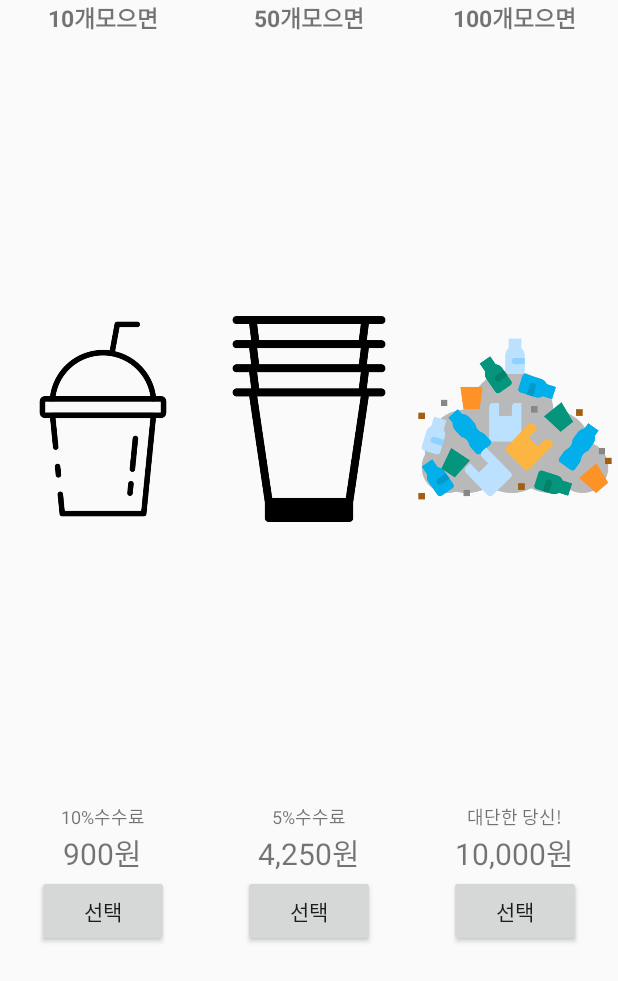
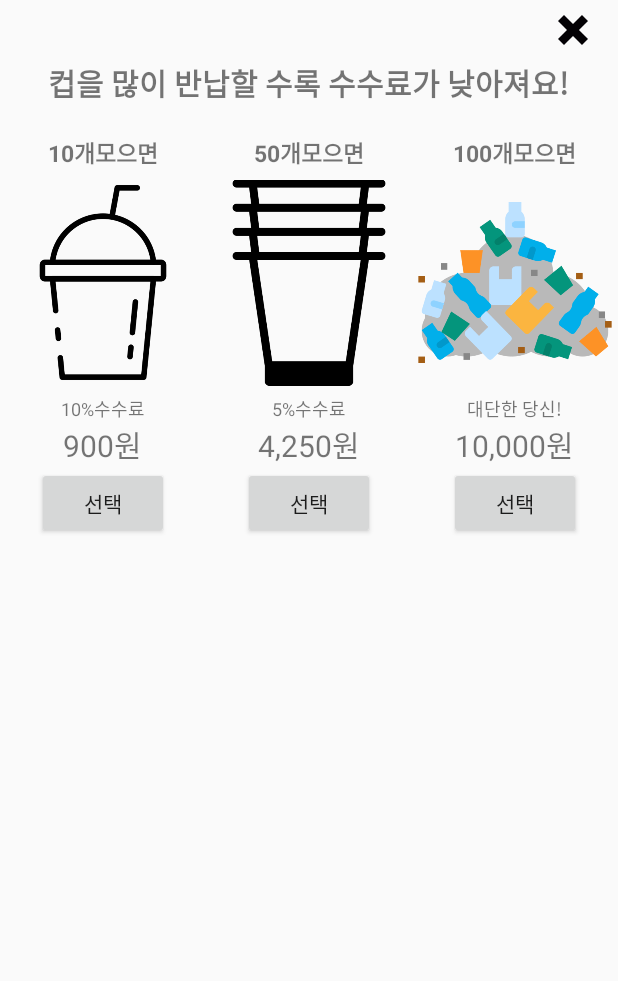
Before and after one commit to ruptalk/RUP-App, an Android app: the layout currency_exchange_dialog.xml on its own in the app's theme, with its tools: preview values and no code run, on a phone screen of 412 x 824 dp. Shown: the top 981 px of the screen. Run offline under Robolectric (Android 15) with nearby library versions, the phone set to English and light mode, and no system bars.

Commit message:
20210901

```diff
--- a/ReducetheUseofPlastic/app/src/main/java/org/techtown/reducetheuseofplastic/CurrencyExchange.java
+++ b/ReducetheUseofPlastic/app/src/main/java/org/techtown/reducetheuseofplastic/CurrencyExchange.java
@@ -114,6 +114,17 @@ public class CurrencyExchange extends AppCompatActivity {
         Button btn_cup1=exchagedialog.findViewById(R.id.btn_cup1);
         Button btn_cup2=exchagedialog.findViewById(R.id.btn_cup2);
         Button btn_cup3=exchagedialog.findViewById(R.id.btn_cup3);
+        ImageButton cancel=exchagedialog.findViewById(R.id.Imgbtn_cancel);
+
+        cancel.setOnClickListener(new View.OnClickListener() {
+            @Override
+            public void onClick(View view) {
+                tv_explain.setText("다음에 또 뵙겠습니다.");
+                count=-1;
+                exchagedialog.dismiss();
+            }
+        });
+
 
         mdatabase.child("Users2").child(uid).addValueEventListener(new ValueEventListener() {
             @Override
--- a/ReducetheUseofPlastic/app/src/main/res/layout/currency_exchange_dialog.xml
+++ b/ReducetheUseofPlastic/app/src/main/res/layout/currency_exchange_dialog.xml
@@ -2,6 +2,30 @@
 <LinearLayout
     xmlns:android="http://schemas.android.com/apk/res/android" android:layout_width="match_parent"
     android:layout_height="match_parent"
+    android:orientation="vertical">
+
+    <ImageButton
+        android:id="@+id/Imgbtn_cancel"
+        android:layout_width="20dp"
+        android:layout_height="20dp"
+        android:background="@drawable/x_mark"
+        android:layout_gravity="right"
+        android:layout_marginRight="20dp"
+        android:layout_marginTop="10dp"
+        android:layout_marginBottom="10dp"/>
+    <TextView
+        android:layout_width="wrap_content"
+        android:layout_height="wrap_content"
+        android:layout_gravity="center"
+        android:text="컵을 많이 반납할 수록 수수료가 낮아져요!"
+        android:textSize="20dp"
+        android:layout_marginBottom="20dp"
+        android:textStyle="bold"/>
+
+
+    <LinearLayout
+        android:layout_width="match_parent"
+        android:layout_height="wrap_content"
         android:orientation="horizontal"
         android:weightSum="3">
         <LinearLayout
@@ -19,7 +43,7 @@
                 android:textSize="15dp"/>
             <ImageView
                 android:layout_width="wrap_content"
-            android:layout_height="wrap_content"
+                android:layout_height="150dp"
                 android:src="@drawable/plastic_cup_1"
                 />
             <TextView
@@ -54,7 +78,7 @@
                 android:textSize="15dp"/>
             <ImageView
                 android:layout_width="wrap_content"
-            android:layout_height="wrap_content"
+                android:layout_height="150dp"
                 android:src="@drawable/plastic_cup_2"
                 />
             <TextView
@@ -90,7 +114,7 @@
                 android:textSize="15dp"/>
             <ImageView
                 android:layout_width="wrap_content"
-            android:layout_height="wrap_content"
+                android:layout_height="150dp"
                 android:src="@drawable/plastic_cup_3"
                 />
             <TextView
@@ -110,5 +134,6 @@
                 android:text="선택"/>
 
         </LinearLayout>
+    </LinearLayout>
 
 </LinearLayout>
```
Also changed, not shown: ReducetheUseofPlastic/app/src/main/res/drawable/x_mark.png (added). Lines whose indentation alone changed are shown as unchanged.
